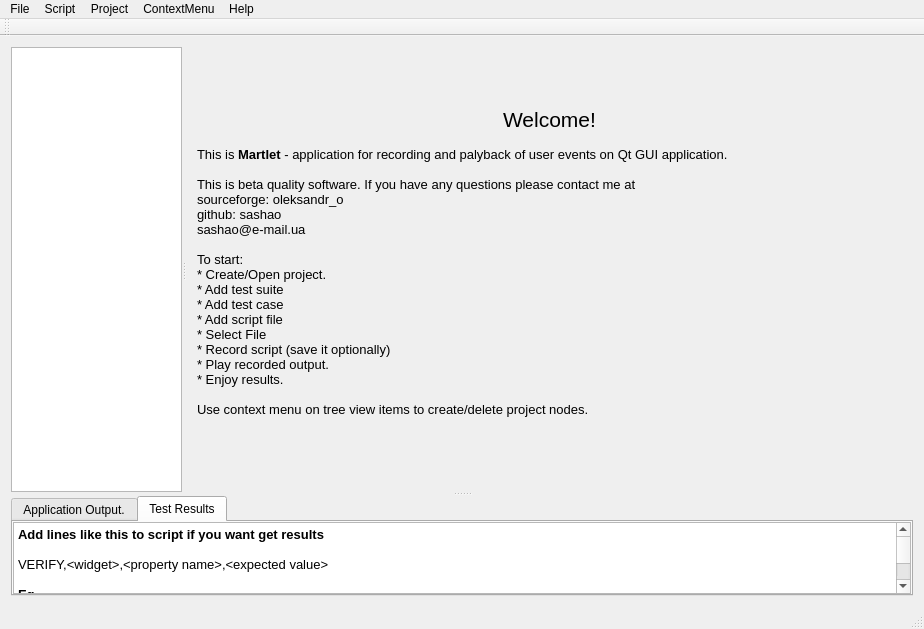
Qt form martlet/MartletWindow.ui (sashao/martlet) before a commit.
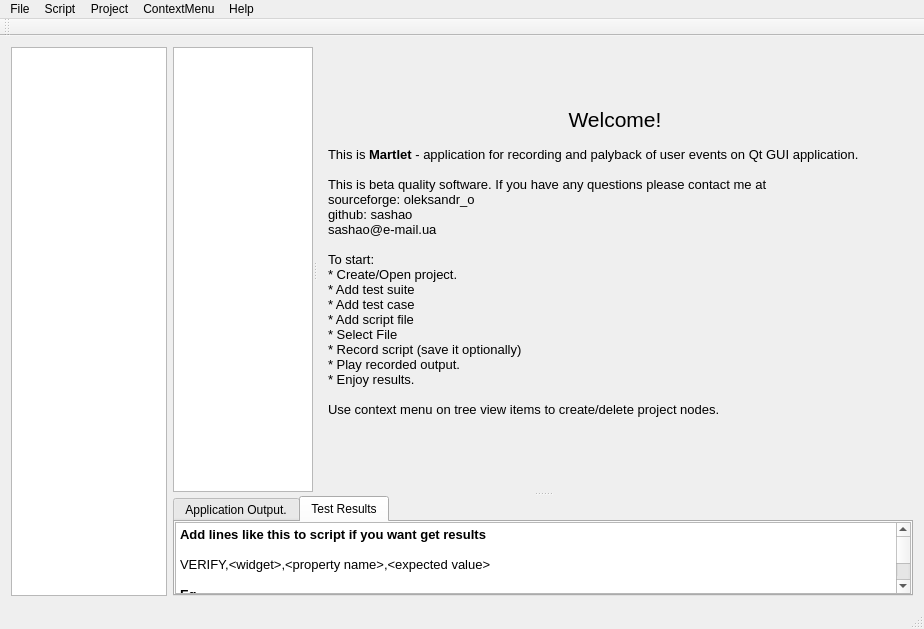
The same form after that commit. The open tabs and pages were chosen to show the change.

```diff
--- a/martlet/MartletWindow.ui
+++ b/martlet/MartletWindow.ui
@@ -15,6 +15,25 @@
   </property>
   <widget class="QWidget" name="centralWidget">
    <layout class="QHBoxLayout" name="horizontalLayout_2">
+    <item>
+     <widget class="QTableView" name="tableView">
+      <property name="sizePolicy">
+       <sizepolicy hsizetype="Expanding" vsizetype="Expanding">
+        <horstretch>30</horstretch>
+        <verstretch>0</verstretch>
+       </sizepolicy>
+      </property>
+      <property name="sortingEnabled">
+       <bool>true</bool>
+      </property>
+      <attribute name="horizontalHeaderVisible">
+       <bool>false</bool>
+      </attribute>
+      <attribute name="horizontalHeaderDefaultSectionSize">
+       <number>123</number>
+      </attribute>
+     </widget>
+    </item>
     <item>
      <widget class="QSplitter" name="splitter_2">
       <property name="orientation">
@@ -207,14 +226,14 @@
             <string>&lt;!DOCTYPE HTML PUBLIC &quot;-//W3C//DTD HTML 4.0//EN&quot; &quot;http://www.w3.org/TR/REC-html40/strict.dtd&quot;&gt;
 &lt;html&gt;&lt;head&gt;&lt;meta name=&quot;qrichtext&quot; content=&quot;1&quot; /&gt;&lt;style type=&quot;text/css&quot;&gt;
 p, li { white-space: pre-wrap; }
-&lt;/style&gt;&lt;/head&gt;&lt;body style=&quot; font-family:'Ubuntu'; font-size:11pt; font-weight:400; font-style:normal;&quot;&gt;
-&lt;p style=&quot; margin-top:0px; margin-bottom:0px; margin-left:0px; margin-right:0px; -qt-block-indent:0; text-indent:0px;&quot;&gt;&lt;span style=&quot; font-family:'Sans Serif'; font-size:10pt; font-weight:600;&quot;&gt;Add lines like this to script if you want get results&lt;/span&gt;&lt;/p&gt;
-&lt;p style=&quot;-qt-paragraph-type:empty; margin-top:0px; margin-bottom:0px; margin-left:0px; margin-right:0px; -qt-block-indent:0; text-indent:0px; font-family:'Sans Serif'; font-size:10pt;&quot;&gt;&lt;/p&gt;
-&lt;p style=&quot; margin-top:0px; margin-bottom:0px; margin-left:0px; margin-right:0px; -qt-block-indent:0; text-indent:0px;&quot;&gt;&lt;span style=&quot; font-family:'Sans Serif'; font-size:10pt;&quot;&gt;VERIFY,&amp;lt;widget&amp;gt;,&amp;lt;property name&amp;gt;,&amp;lt;expected value&amp;gt;&lt;/span&gt;&lt;/p&gt;
-&lt;p style=&quot;-qt-paragraph-type:empty; margin-top:0px; margin-bottom:0px; margin-left:0px; margin-right:0px; -qt-block-indent:0; text-indent:0px; font-family:'Sans Serif'; font-size:10pt;&quot;&gt;&lt;/p&gt;
-&lt;p style=&quot; margin-top:0px; margin-bottom:0px; margin-left:0px; margin-right:0px; -qt-block-indent:0; text-indent:0px;&quot;&gt;&lt;span style=&quot; font-family:'Sans Serif'; font-size:10pt; font-weight:600;&quot;&gt;Eg.&lt;/span&gt;&lt;/p&gt;
-&lt;p style=&quot; margin-top:0px; margin-bottom:0px; margin-left:0px; margin-right:0px; -qt-block-indent:0; text-indent:0px;&quot;&gt;&lt;span style=&quot; font-family:'Sans Serif'; font-size:10pt;&quot;&gt;VERIFY,.qspyForm.spyGroup.appPathComboBox,enabled,1&lt;/span&gt;&lt;/p&gt;
-&lt;p style=&quot; margin-top:0px; margin-bottom:0px; margin-left:0px; margin-right:0px; -qt-block-indent:0; text-indent:0px;&quot;&gt;&lt;span style=&quot; font-family:'Sans Serif'; font-size:10pt;&quot;&gt;VERIFY,.qspyForm.spyGroup.appPathComboBox,enabled,0&lt;/span&gt;&lt;/p&gt;&lt;/body&gt;&lt;/html&gt;</string>
+&lt;/style&gt;&lt;/head&gt;&lt;body style=&quot; font-family:'Sans Serif'; font-size:10pt; font-weight:400; font-style:normal;&quot;&gt;
+&lt;p style=&quot; margin-top:0px; margin-bottom:0px; margin-left:0px; margin-right:0px; -qt-block-indent:0; text-indent:0px;&quot;&gt;&lt;span style=&quot; font-weight:600;&quot;&gt;Add lines like this to script if you want get results&lt;/span&gt;&lt;/p&gt;
+&lt;p style=&quot;-qt-paragraph-type:empty; margin-top:0px; margin-bottom:0px; margin-left:0px; margin-right:0px; -qt-block-indent:0; text-indent:0px;&quot;&gt;&lt;/p&gt;
+&lt;p style=&quot; margin-top:0px; margin-bottom:0px; margin-left:0px; margin-right:0px; -qt-block-indent:0; text-indent:0px;&quot;&gt;VERIFY,&amp;lt;widget&amp;gt;,&amp;lt;property name&amp;gt;,&amp;lt;expected value&amp;gt;&lt;/p&gt;
+&lt;p style=&quot;-qt-paragraph-type:empty; margin-top:0px; margin-bottom:0px; margin-left:0px; margin-right:0px; -qt-block-indent:0; text-indent:0px;&quot;&gt;&lt;/p&gt;
+&lt;p style=&quot; margin-top:0px; margin-bottom:0px; margin-left:0px; margin-right:0px; -qt-block-indent:0; text-indent:0px;&quot;&gt;&lt;span style=&quot; font-weight:600;&quot;&gt;Eg.&lt;/span&gt;&lt;/p&gt;
+&lt;p style=&quot; margin-top:0px; margin-bottom:0px; margin-left:0px; margin-right:0px; -qt-block-indent:0; text-indent:0px;&quot;&gt;VERIFY,.qspyForm.spyGroup.appPathComboBox,enabled,1&lt;/p&gt;
+&lt;p style=&quot; margin-top:0px; margin-bottom:0px; margin-left:0px; margin-right:0px; -qt-block-indent:0; text-indent:0px;&quot;&gt;VERIFY,.qspyForm.spyGroup.appPathComboBox,enabled,0&lt;/p&gt;&lt;/body&gt;&lt;/html&gt;</string>
            </property>
           </widget>
          </item>
```
Left out of the diff: 5 changed lines with no effect on the pictures.
